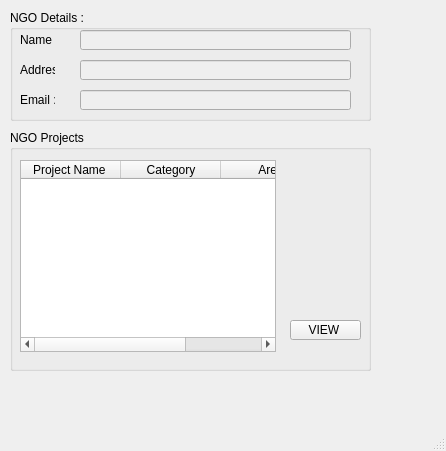
Qt form Screens/screen 3.ui (msaadg/NGOConnect) before a commit.
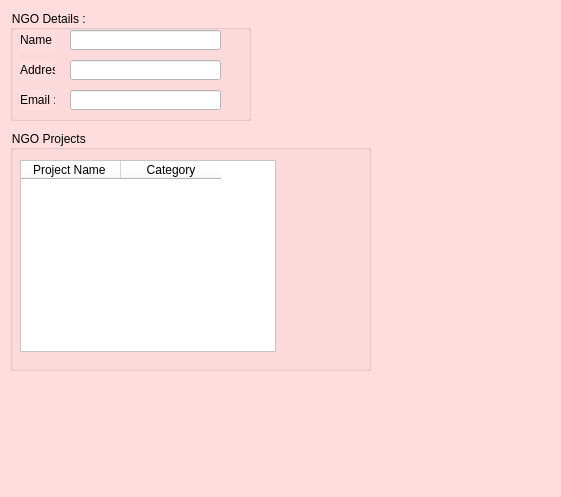
The same form after that commit. Icons and pictures are not drawn.

```diff
--- a/Screens/screen 3.ui
+++ b/Screens/screen 3.ui
@@ -6,20 +6,23 @@
    <rect>
     <x>0</x>
     <y>0</y>
-    <width>446</width>
-    <height>451</height>
+    <width>561</width>
+    <height>497</height>
    </rect>
   </property>
   <property name="windowTitle">
    <string>MainWindow</string>
   </property>
+  <property name="styleSheet">
+   <string notr="true">background-color: rgb(255, 221, 222);</string>
+  </property>
   <widget class="QWidget" name="centralwidget">
    <widget class="QGroupBox" name="groupBox">
     <property name="geometry">
      <rect>
       <x>10</x>
       <y>10</y>
-      <width>361</width>
+      <width>241</width>
       <height>111</height>
      </rect>
     </property>
@@ -71,12 +74,15 @@
      </property>
      <property name="geometry">
       <rect>
-       <x>70</x>
+       <x>60</x>
        <y>20</y>
-       <width>271</width>
+       <width>151</width>
        <height>20</height>
       </rect>
      </property>
+     <property name="styleSheet">
+      <string notr="true">background-color:white;</string>
+     </property>
     </widget>
     <widget class="QLineEdit" name="lineEdit_2">
      <property name="enabled">
@@ -84,12 +90,15 @@
      </property>
      <property name="geometry">
       <rect>
-       <x>70</x>
+       <x>60</x>
        <y>50</y>
-       <width>271</width>
+       <width>151</width>
        <height>20</height>
       </rect>
      </property>
+     <property name="styleSheet">
+      <string notr="true">background-color:white;</string>
+     </property>
     </widget>
     <widget class="QLineEdit" name="lineEdit_3">
      <property name="enabled">
@@ -97,12 +106,15 @@
      </property>
      <property name="geometry">
       <rect>
-       <x>70</x>
+       <x>60</x>
        <y>80</y>
-       <width>271</width>
+       <width>151</width>
        <height>20</height>
       </rect>
      </property>
+     <property name="styleSheet">
+      <string notr="true">background-color:white;</string>
+     </property>
     </widget>
    </widget>
    <widget class="QGroupBox" name="groupBox_2">
@@ -117,19 +129,6 @@
     <property name="title">
      <string>NGO Projects </string>
     </property>
-    <widget class="QPushButton" name="ViewButton">
-     <property name="geometry">
-      <rect>
-       <x>280</x>
-       <y>190</y>
-       <width>71</width>
-       <height>20</height>
-      </rect>
-     </property>
-     <property name="text">
-      <string>VIEW </string>
-     </property>
-    </widget>
     <widget class="QTableWidget" name="tableWidget">
      <property name="geometry">
       <rect>
@@ -139,6 +138,9 @@
        <height>192</height>
       </rect>
      </property>
+     <property name="styleSheet">
+      <string notr="true">background-color:white;</string>
+     </property>
      <column>
       <property name="text">
        <string>Project Name </string>
@@ -149,13 +151,46 @@
        <string>Category</string>
       </property>
      </column>
-     <column>
-      <property name="text">
-       <string>Area</string>
-      </property>
-     </column>
     </widget>
    </widget>
+   <widget class="QLabel" name="label_9">
+    <property name="geometry">
+     <rect>
+      <x>0</x>
+      <y>410</y>
+      <width>131</width>
+      <height>51</height>
+     </rect>
+    </property>
+    <property name="text">
+     <string/>
+    </property>
+    <property name="pixmap">
+     <pixmap>../MyLogo.png</pixmap>
+    </property>
+    <property name="scaledContents">
+     <bool>true</bool>
+    </property>
+   </widget>
+   <widget class="QLabel" name="label_10">
+    <property name="geometry">
+     <rect>
+      <x>10</x>
+      <y>400</y>
+      <width>131</width>
+      <height>51</height>
+     </rect>
+    </property>
+    <property name="text">
+     <string/>
+    </property>
+    <property name="pixmap">
+     <pixmap>../Logo.png</pixmap>
+    </property>
+    <property name="scaledContents">
+     <bool>true</bool>
+    </property>
+   </widget>
   </widget>
   <widget class="QMenuBar" name="menubar">
    <property name="geometry">
```
Left out of the diff: 4 changed lines with no effect on the pictures.
